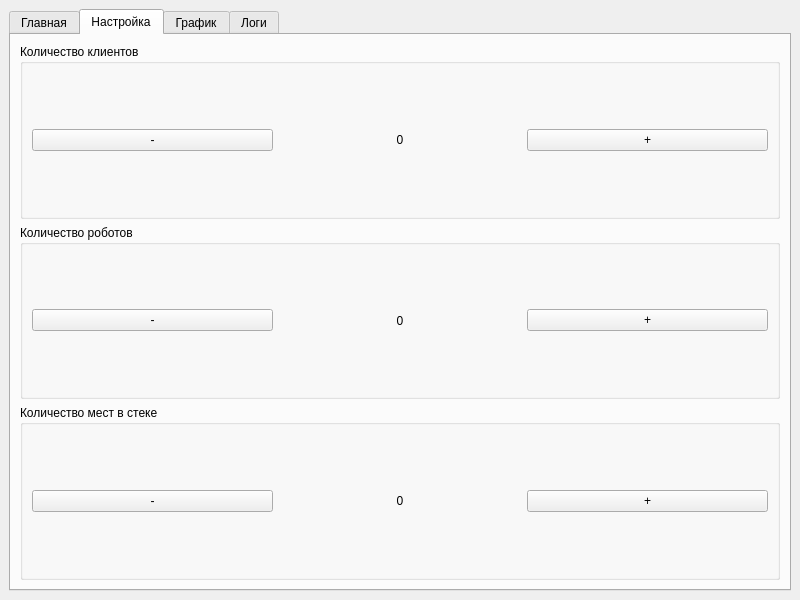
Old version of the form code/Application/mainwindow.ui in the repository dimkashelk/architecture_software_systems.
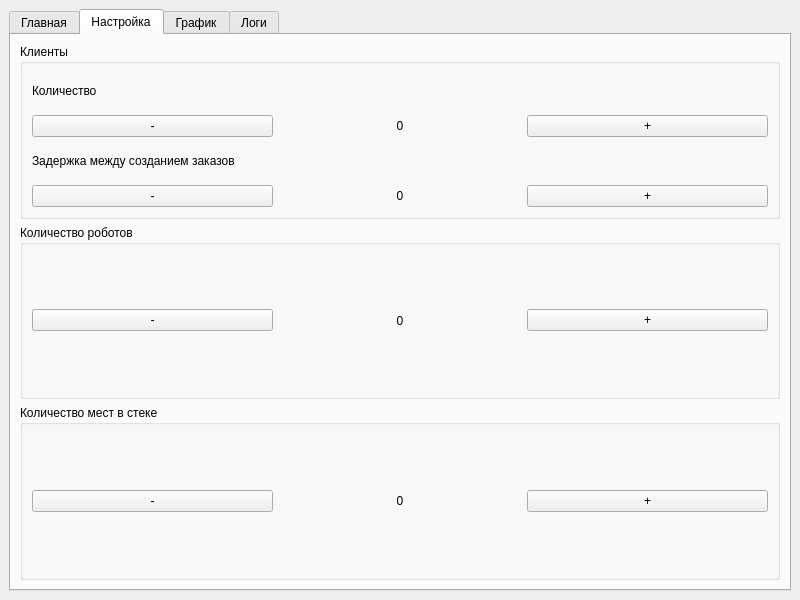
New version of the form. The open tabs and pages were chosen to show the change.

```diff
--- a/code/Application/mainwindow.ui
+++ b/code/Application/mainwindow.ui
@@ -46,18 +46,27 @@
                                 <item>
                                     <widget class="QGroupBox" name="group_clients">
                                         <property name="title">
-                                            <string>Количество клиентов</string>
-                                        </property>
-                                        <layout class="QHBoxLayout" name="layout_clients">
+           <string>Клиенты</string>
+          </property>
+          <layout class="QVBoxLayout" name="verticalLayout">
                                             <item>
-                                                <widget class="QPushButton" name="button_clients_decrease">
+            <widget class="QLabel" name="label">
                                                     <property name="text">
+              <string>Количество</string>
+             </property>
+            </widget>
+           </item>
+           <item>
+            <layout class="QHBoxLayout" name="horizontalLayout_4">
+             <item>
+              <widget class="QPushButton" name="button_clients_count_decrease">
+               <property name="text">
                                                         <string>-</string>
                                                     </property>
                                                 </widget>
                                             </item>
                                             <item>
-                                                <widget class="QLabel" name="label_clients">
+              <widget class="QLabel" name="label_clients_count">
                                                     <property name="text">
                                                         <string>0</string>
                                                     </property>
@@ -67,11 +76,51 @@
                                                 </widget>
                                             </item>
                                             <item>
-                                                <widget class="QPushButton" name="button_clients_increase">
+              <widget class="QPushButton" name="button_clients_count_increase">
                                                     <property name="text">
                                                         <string>+</string>
                                                     </property>
                                                 </widget>
+             </item>
+            </layout>
+           </item>
+           <item>
+            <widget class="QLabel" name="label_2">
+             <property name="text">
+              <string>Задержка между созданием заказов</string>
+             </property>
+            </widget>
+           </item>
+           <item>
+            <layout class="QHBoxLayout" name="horizontalLayout_5">
+             <item>
+              <widget class="QPushButton" name="button_clients_delay_decrease">
+               <property name="text">
+                <string>-</string>
+               </property>
+              </widget>
+             </item>
+             <item>
+              <widget class="QLabel" name="label_clients_delay">
+               <property name="contextMenuPolicy">
+                <enum>Qt::ContextMenuPolicy::DefaultContextMenu</enum>
+               </property>
+               <property name="text">
+                <string>0</string>
+               </property>
+               <property name="alignment">
+                <set>Qt::AlignmentFlag::AlignCenter</set>
+               </property>
+              </widget>
+             </item>
+             <item>
+              <widget class="QPushButton" name="button_clients_delay_increase">
+               <property name="text">
+                <string>+</string>
+               </property>
+              </widget>
+             </item>
+            </layout>
                                             </item>
                                         </layout>
                                     </widget>
```
Left out of the diff: 2 changed lines with no effect on the pictures. Lines whose indentation alone changed are shown as unchanged.
